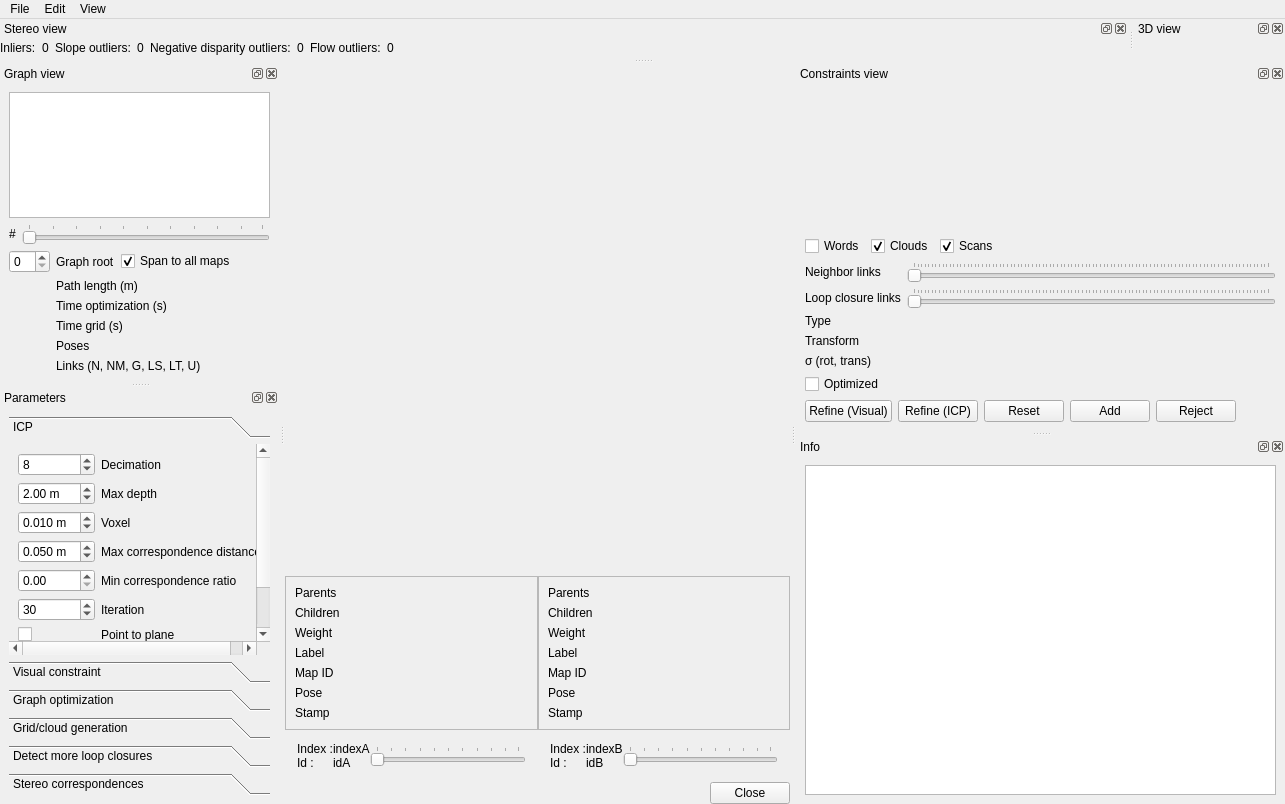
This is guilib/src/ui/DatabaseViewer.ui in introlab/rtabmap as Qt 5 draws it before an edit. The edited form follows.
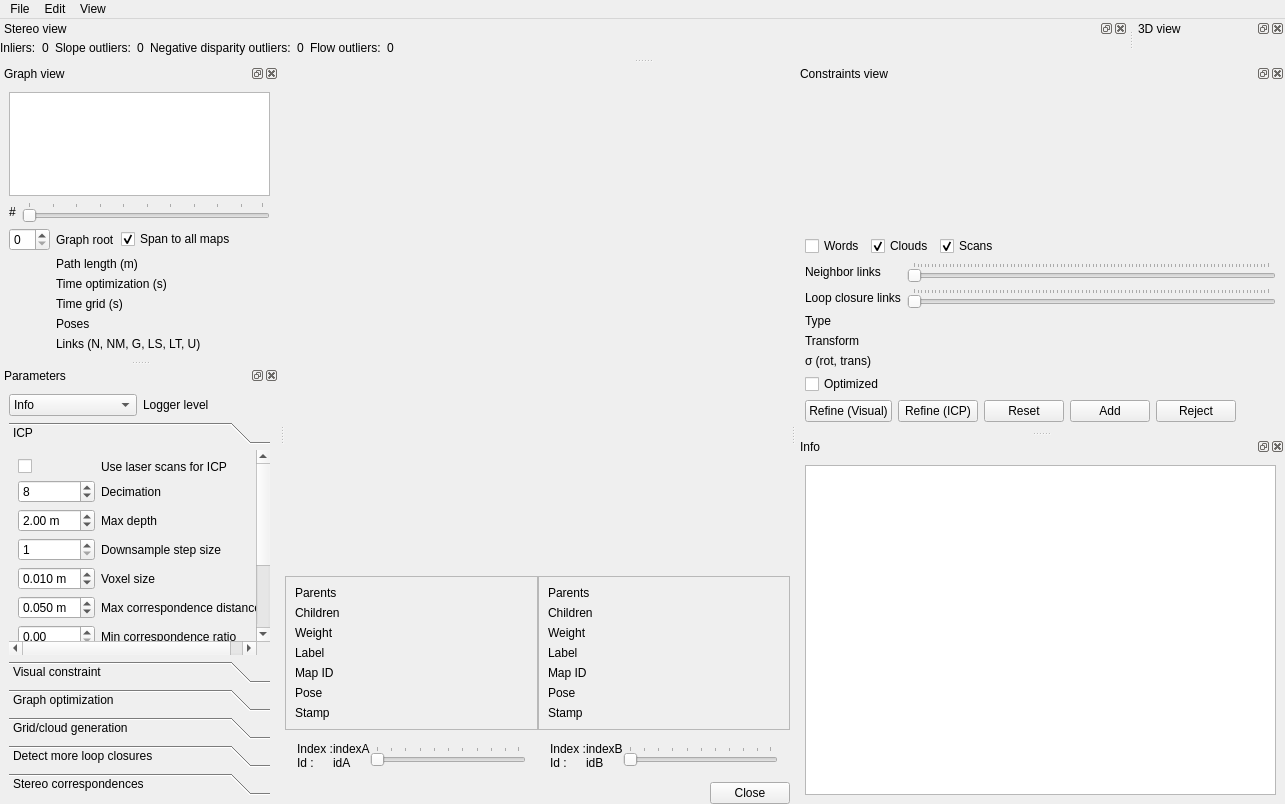
This is the edited form. The open tabs and pages were chosen to show the change. Custom widgets are drawn as their Qt base class.

Commit message: Version 0.11.0: Refactored Visual/ICP transformation estimation approaches, Added Registration classes for convenience, Added Parameters migration approach, 3D laser scans can be used

The edit to the form file:
```diff
--- a/guilib/src/ui/DatabaseViewer.ui
+++ b/guilib/src/ui/DatabaseViewer.ui
@@ -826,6 +826,44 @@
    </attribute>
    <widget class="QWidget" name="dockWidgetContents_3">
     <layout class="QVBoxLayout" name="verticalLayout_10">
+     <item>
+      <layout class="QHBoxLayout" name="horizontalLayout_11">
+       <item>
+        <widget class="QComboBox" name="comboBox_logger_level">
+         <property name="currentIndex">
+          <number>1</number>
+         </property>
+         <item>
+          <property name="text">
+           <string>Debug</string>
+          </property>
+         </item>
+         <item>
+          <property name="text">
+           <string>Info</string>
+          </property>
+         </item>
+         <item>
+          <property name="text">
+           <string>Warning</string>
+          </property>
+         </item>
+         <item>
+          <property name="text">
+           <string>Error</string>
+          </property>
+         </item>
+        </widget>
+       </item>
+       <item>
+        <widget class="QLabel" name="label_logger_level">
+         <property name="text">
+          <string>Logger level</string>
+         </property>
+        </widget>
+       </item>
+      </layout>
+     </item>
      <item>
       <widget class="QToolBox" name="toolBox">
        <property name="currentIndex">
@@ -836,15 +874,55 @@
          <rect>
           <x>0</x>
           <y>0</y>
-          <width>314</width>
-          <height>303</height>
+          <width>312</width>
+          <height>374</height>
          </rect>
         </property>
         <attribute name="label">
          <string>ICP</string>
         </attribute>
         <layout class="QGridLayout" name="gridLayout_4" columnstretch="0,1">
-         <item row="0" column="0">
+         <item row="8" column="0">
+          <widget class="QSpinBox" name="spinBox_icp_iteration">
+           <property name="minimum">
+            <number>1</number>
+           </property>
+           <property name="maximum">
+            <number>1000</number>
+           </property>
+           <property name="value">
+            <number>30</number>
+           </property>
+          </widget>
+         </item>
+         <item row="8" column="1">
+          <widget class="QLabel" name="label_15">
+           <property name="text">
+            <string>Iteration</string>
+           </property>
+          </widget>
+         </item>
+         <item row="9" column="1">
+          <widget class="QLabel" name="label_11">
+           <property name="text">
+            <string>Point to plane</string>
+           </property>
+          </widget>
+         </item>
+         <item row="10" column="0">
+          <widget class="QSpinBox" name="spinBox_icp_normalKSearch">
+           <property name="minimum">
+            <number>1</number>
+           </property>
+           <property name="maximum">
+            <number>1000</number>
+           </property>
+           <property name="value">
+            <number>20</number>
+           </property>
+          </widget>
+         </item>
+         <item row="1" column="0">
           <widget class="QSpinBox" name="spinBox_icp_decimation">
            <property name="minimum">
             <number>1</number>
@@ -857,14 +935,14 @@
            </property>
           </widget>
          </item>
-         <item row="0" column="1">
+         <item row="1" column="1">
           <widget class="QLabel" name="label_14">
            <property name="text">
             <string>Decimation</string>
            </property>
           </widget>
          </item>
-         <item row="1" column="0">
+         <item row="2" column="0">
           <widget class="QDoubleSpinBox" name="doubleSpinBox_icp_maxDepth">
            <property name="suffix">
             <string> m</string>
@@ -880,14 +958,7 @@
            </property>
           </widget>
          </item>
-         <item row="1" column="1">
-          <widget class="QLabel" name="label_17">
-           <property name="text">
-            <string>Max depth</string>
-           </property>
-          </widget>
-         </item>
-         <item row="2" column="0">
+         <item row="4" column="0">
           <widget class="QDoubleSpinBox" name="doubleSpinBox_icp_voxel">
            <property name="suffix">
             <string> m</string>
@@ -903,14 +974,14 @@
            </property>
           </widget>
          </item>
-         <item row="2" column="1">
+         <item row="4" column="1">
           <widget class="QLabel" name="label_13">
            <property name="text">
-            <string>Voxel</string>
+            <string>Voxel size</string>
            </property>
           </widget>
          </item>
-         <item row="4" column="0">
+         <item row="6" column="0">
           <widget class="QDoubleSpinBox" name="doubleSpinBox_icp_maxCorrespDistance">
            <property name="suffix">
             <string> m</string>
@@ -929,14 +1000,31 @@
            </property>
           </widget>
          </item>
-         <item row="4" column="1">
+         <item row="6" column="1">
           <widget class="QLabel" name="label_12">
            <property name="text">
             <string>Max correspondence distance</string>
            </property>
           </widget>
          </item>
-         <item row="5" column="0">
+         <item row="11" column="0">
+          <widget class="QCheckBox" name="checkBox_icp_2d">
+           <property name="text">
+            <string/>
+           </property>
+           <property name="checked">
+            <bool>false</bool>
+           </property>
+          </widget>
+         </item>
+         <item row="2" column="1">
+          <widget class="QLabel" name="label_17">
+           <property name="text">
+            <string>Max depth</string>
+           </property>
+          </widget>
+         </item>
+         <item row="7" column="0">
           <widget class="QDoubleSpinBox" name="doubleSpinBox_icp_minCorrespondenceRatio">
            <property name="suffix">
             <string/>
@@ -955,34 +1043,14 @@
            </property>
           </widget>
          </item>
-         <item row="5" column="1">
+         <item row="7" column="1">
           <widget class="QLabel" name="label_46">
            <property name="text">
             <string>Min correspondence ratio</string>
            </property>
           </widget>
          </item>
-         <item row="6" column="0">
-          <widget class="QSpinBox" name="spinBox_icp_iteration">
-           <property name="minimum">
-            <number>1</number>
-           </property>
-           <property name="maximum">
-            <number>1000</number>
-           </property>
-           <property name="value">
-            <number>30</number>
-           </property>
-          </widget>
-         </item>
-         <item row="6" column="1">
-          <widget class="QLabel" name="label_15">
-           <property name="text">
-            <string>Iteration</string>
-           </property>
-          </widget>
-         </item>
-         <item row="7" column="0">
+         <item row="9" column="0">
           <widget class="QCheckBox" name="checkBox_icp_p2plane">
            <property name="text">
             <string/>
@@ -992,27 +1060,7 @@
            </property>
           </widget>
          </item>
-         <item row="7" column="1">
-          <widget class="QLabel" name="label_11">
-           <property name="text">
-            <string>Point to plane</string>
-           </property>
-          </widget>
-         </item>
-         <item row="8" column="0">
-          <widget class="QSpinBox" name="spinBox_icp_normalKSearch">
-           <property name="minimum">
-            <number>1</number>
-           </property>
-           <property name="maximum">
-            <number>1000</number>
-           </property>
-           <property name="value">
-            <number>20</number>
-           </property>
-          </widget>
-         </item>
-         <item row="8" column="1">
+         <item row="10" column="1">
           <widget class="QLabel" name="label_20">
            <property name="text">
             <string>Normal K neighbors</string>
@@ -1036,7 +1084,7 @@
            </property>
           </widget>
          </item>
-         <item row="10" column="0">
+         <item row="12" column="0">
           <spacer name="verticalSpacer">
            <property name="orientation">
             <enum>Qt::Vertical</enum>
@@ -1049,6 +1097,43 @@
            </property>
           </spacer>
          </item>
+         <item row="0" column="1">
+          <widget class="QLabel" name="label_68">
+           <property name="text">
+            <string>Use laser scans for ICP</string>
+           </property>
+          </widget>
+         </item>
+         <item row="0" column="0">
+          <widget class="QCheckBox" name="checkBox_icp_laserScan">
+           <property name="text">
+            <string/>
+           </property>
+          </widget>
+         </item>
+         <item row="3" column="1">
+          <widget class="QLabel" name="label_69">
+           <property name="text">
+            <string>Downsample step size</string>
+           </property>
+          </widget>
+         </item>
+         <item row="3" column="0">
+          <widget class="QSpinBox" name="spinBox_icp_downsamplingStepSize">
+           <property name="minimum">
+            <number>1</number>
+           </property>
+           <property name="maximum">
+            <number>999999</number>
+           </property>
+           <property name="singleStep">
+            <number>1000</number>
+           </property>
+           <property name="value">
+            <number>1</number>
+           </property>
+          </widget>
+         </item>
         </layout>
        </widget>
        <widget class="QWidget" name="page_2">
```
Left out of the diff: 58 changed lines with no effect on the pictures. The commit also changes 45 other files.
